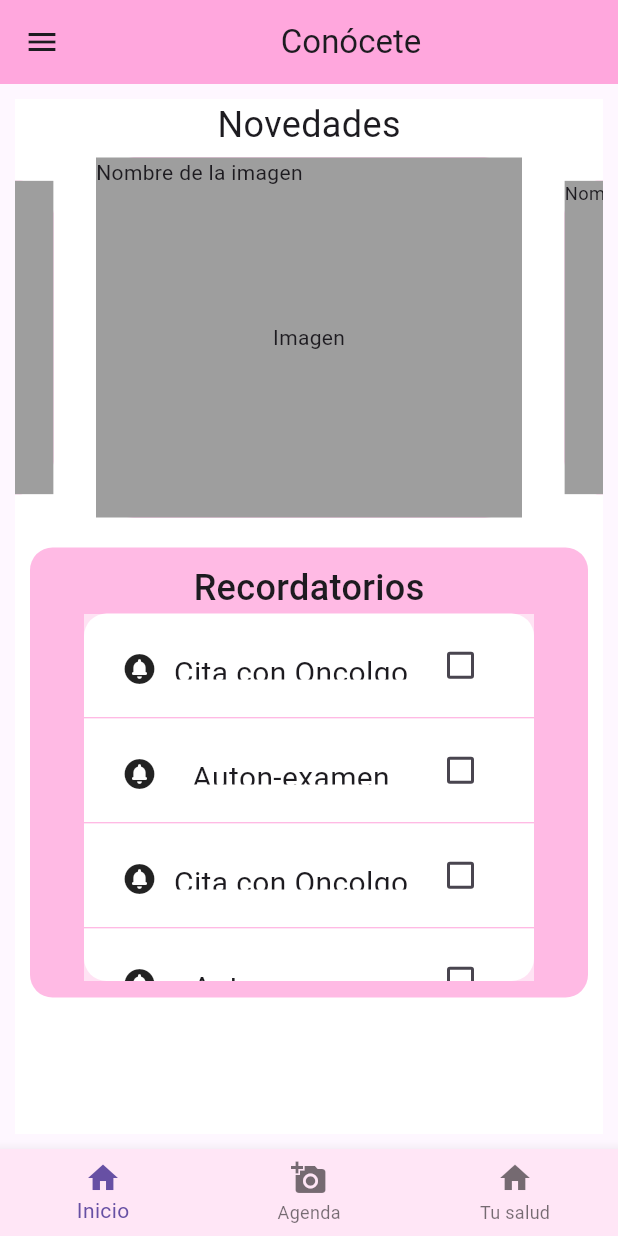
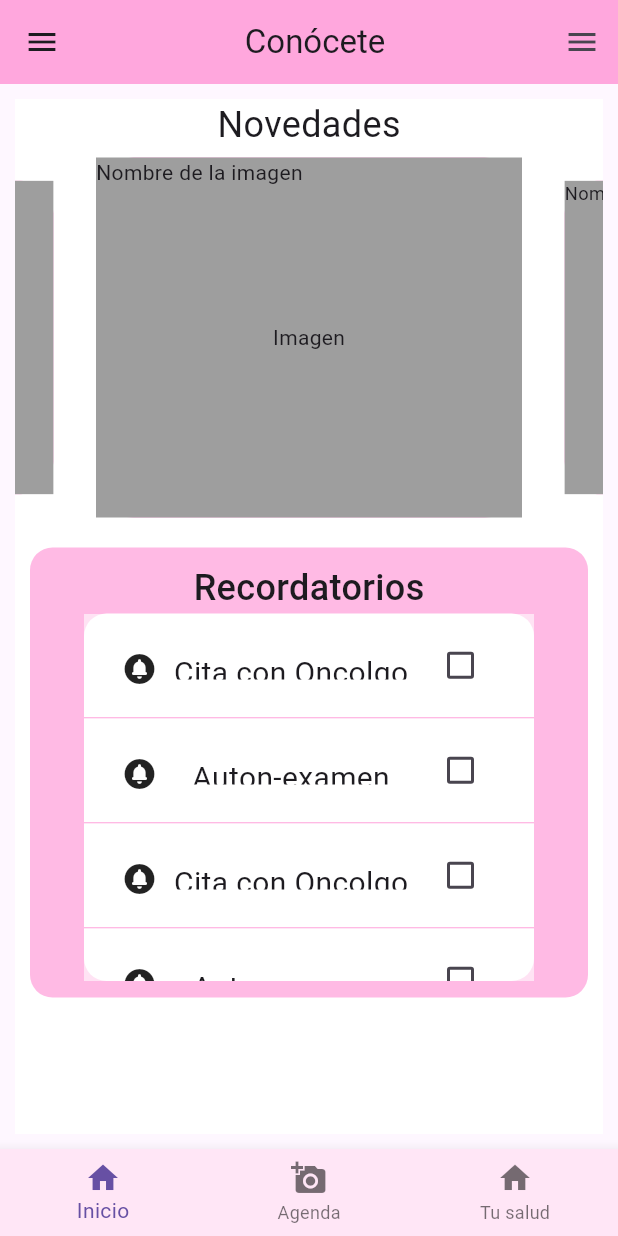
Before and after one commit to Carlos19men/App_movile_conocete, a Flutter app: the screen it shows after launch, on a phone screen of 412 x 824 dp. Run offline on Flutter 3.47's test engine with Material 3 defaults, Android fonts, the phone set to English and light mode, and no system bars; drawn by our look-alikes of carousel_slider.

Commit message:
prepare el cuerpo del menu desplegable y lo puse por la derecha

```diff
--- a/conocete/lib/ui/pages/widgest/NavBar.dart
+++ b/conocete/lib/ui/pages/widgest/NavBar.dart
@@ -23,6 +23,7 @@ class _Navbar extends State<Navbar> {
   @override
   Widget build(BuildContext context) {
     return Scaffold(
+      //Barra superior
       appBar: AppBar(
         title: Center(child: Text('Conócete')),
         backgroundColor: Color.fromARGB(255, 255, 167, 221),
@@ -33,7 +34,11 @@ class _Navbar extends State<Navbar> {
           },
         ),
       ),
+
+      //cuerpo
       body: paginas[indexTap],
+
+      //barra inferior de navegacion
       bottomNavigationBar: Theme(
           data: Theme.of(context).copyWith(
               canvasColor: Color.fromARGB(255, 255, 230, 246),
@@ -49,6 +54,31 @@ class _Navbar extends State<Navbar> {
                 BottomNavigationBarItem(
                     icon: Icon(Icons.home), label: 'Tu salud')
               ])),
+
+      endDrawer: Drawer(
+        child: ListView(
+          padding: EdgeInsets.zero,
+          children: [
+            DrawerHeader(
+              decoration: BoxDecoration(color: Colors.pink[400]),
+              child: Text('Inicio'),
+            ),
+            ListTile(
+              leading: Icon(Icons.supervised_user_circle_sharp),
+              title: Text('Perfil'),
+            ),
+            ListTile(
+              leading: Icon(Icons.supervised_user_circle_sharp),
+              title: Text('Perfil'),
+            ),
+            ListTile(
+              leading: Icon(Icons.supervised_user_circle_sharp),
+              title: Text('Perfil'),
+            ),
+            Divider(),
+          ],
+        ),
+      ),
     );
   }
 }
```
